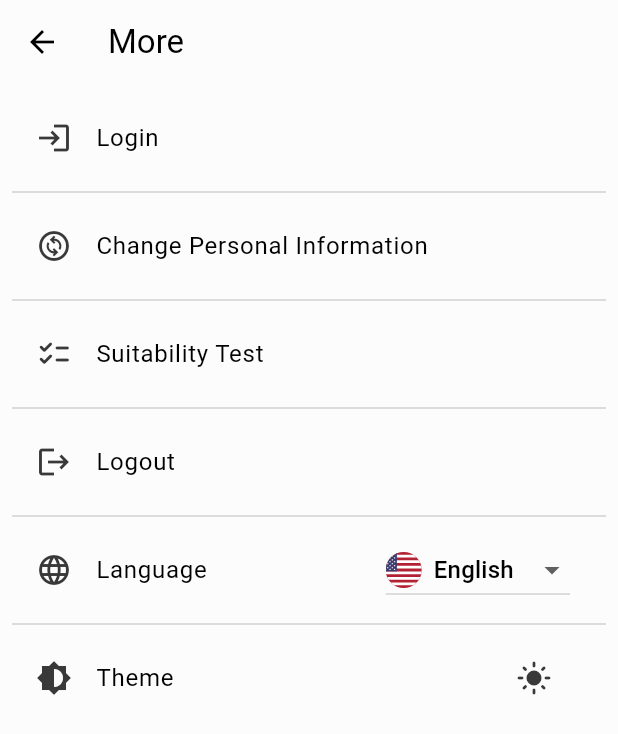
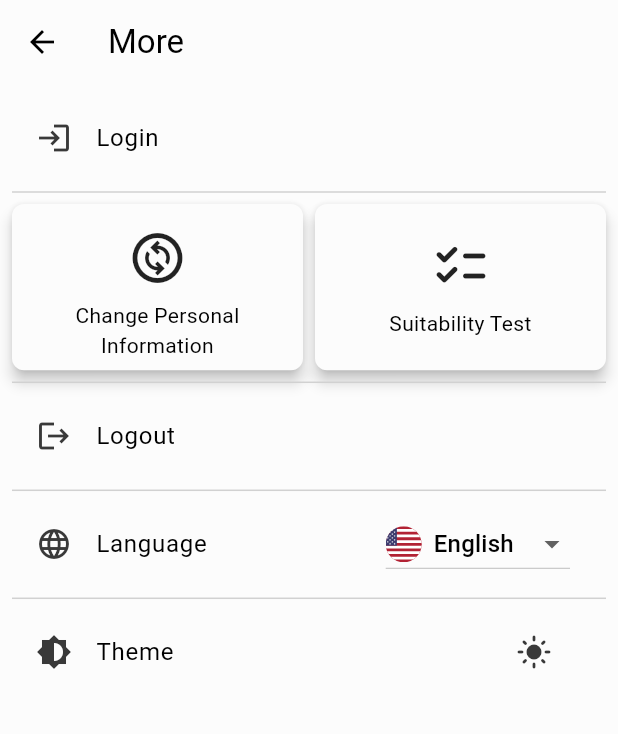
Before and after one commit to SmAaMyA/dart-flutter-template, a Flutter app: the MobileMorePage screen opened by its route, on a phone screen of 412 x 824 dp. Shown: the top 734 px of the screen. Run offline on Flutter 3.47's test engine with Material 3 defaults, Android fonts, the phone set to English and light mode, and no system bars; our stand-ins replace flex_color_scheme, flutter_svg, get, shared_preferences; accounts and stored records are empty; generated files the repository leaves out were written again.

Commit message:
Change button style from list to card style in mobile more page.

```diff
--- a/lib/src/view/pages/mobile/more_page.dart
+++ b/lib/src/view/pages/mobile/more_page.dart
@@ -25,21 +25,68 @@ class MobileMorePage extends StatelessWidget {
             },
           ),
           const Divider(),
-          ListTile(
-            leading: Icon(Icons.change_circle_outlined),
-            title:
-                Text(AppLocalizations.of(context)!.changeInformationPageName),
+          Row(
+            children: [
+              Expanded(
+                child: AspectRatio(
+                  aspectRatio: 1.75,
+                  child: Material(
+                    elevation: 4.0,
+                    borderRadius: BorderRadius.circular(8.0),
+                    child: InkWell(
                       onTap: () {
                         Get.toNamed(AppRoutes.changeInformation);
                       },
+                      child: Padding(
+                        padding: const EdgeInsets.all(16.0),
+                        child: Column(
+                          mainAxisAlignment: MainAxisAlignment.center,
+                          children: [
+                            Icon(Icons.change_circle_outlined, size: 40),
+                            SizedBox(height: 8),
+                            Text(
+                              AppLocalizations.of(context)!
+                                  .changeInformationPageName,
+                              textAlign: TextAlign.center,
                             ),
-          const Divider(),
-          ListTile(
-            leading: Icon(Icons.checklist_rounded),
-            title: Text(AppLocalizations.of(context)!.suitabilityTestPageName),
+                          ],
+                        ),
+                      ),
+                    ),
+                  ),
+                ),
+              ),
+              SizedBox(width: 8),
+              Expanded(
+                child: AspectRatio(
+                  aspectRatio: 1.75,
+                  child: Material(
+                    elevation: 4.0,
+                    borderRadius: BorderRadius.circular(8.0),
+                    child: InkWell(
                       onTap: () {
                         Get.toNamed(AppRoutes.suitabilityTest);
                       },
+                      child: Padding(
+                        padding: const EdgeInsets.all(16.0),
+                        child: Column(
+                          mainAxisAlignment: MainAxisAlignment.center,
+                          children: [
+                            Icon(Icons.checklist_rounded, size: 40),
+                            SizedBox(height: 8),
+                            Text(
+                              AppLocalizations.of(context)!
+                                  .suitabilityTestPageName,
+                              textAlign: TextAlign.center,
+                            ),
+                          ],
+                        ),
+                      ),
+                    ),
+                  ),
+                ),
+              ),
+            ],
           ),
           const Divider(),
           ListTile(
```
Lines whose indentation alone changed are shown as unchanged.
